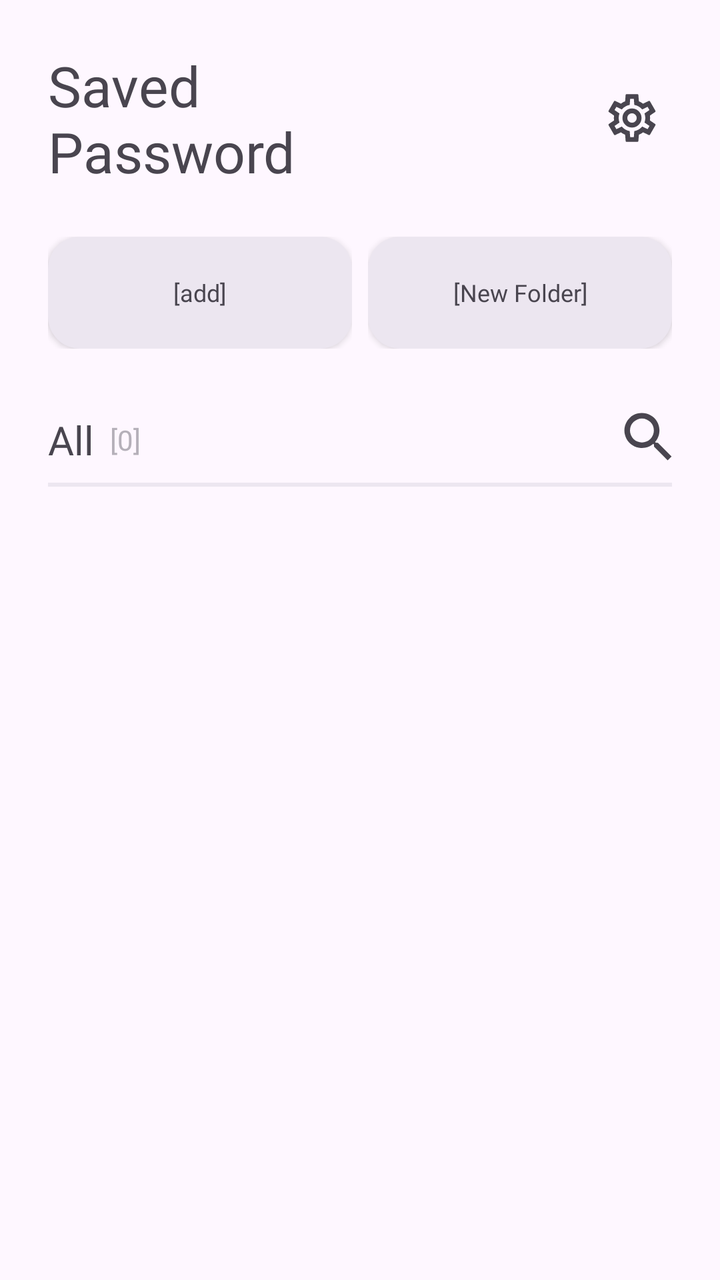
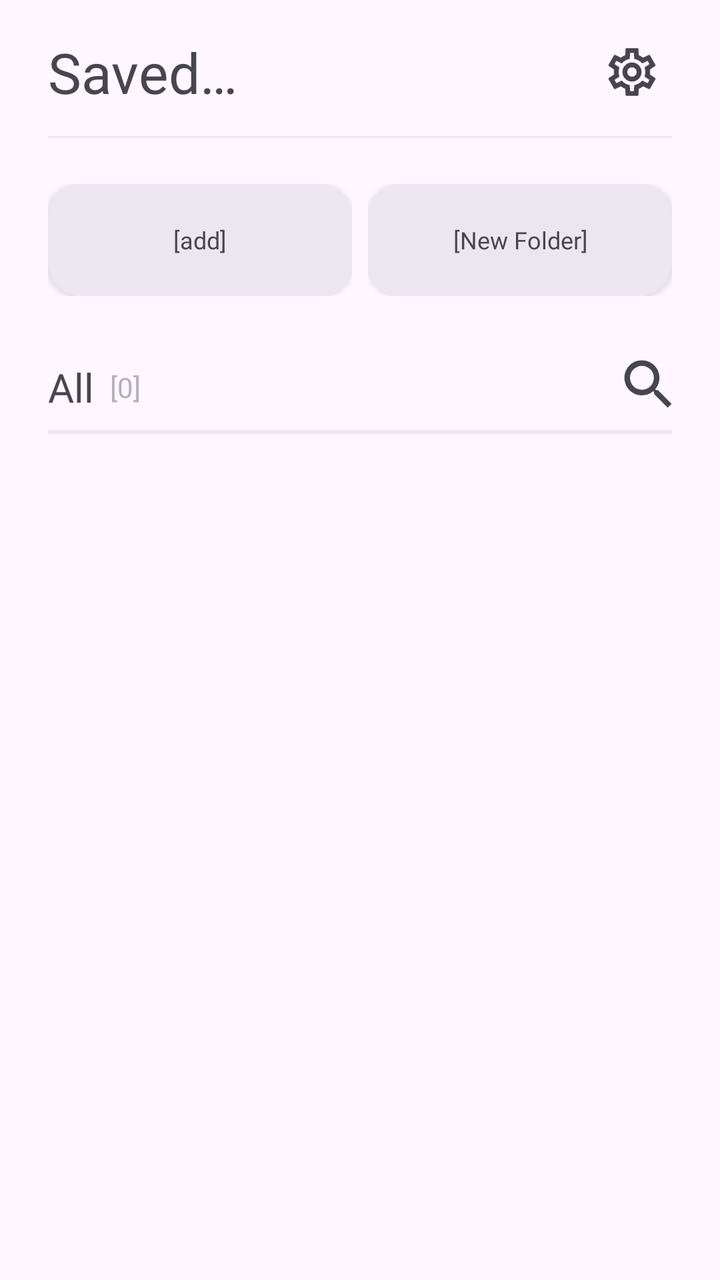

Two renders of the same Android screen: before a commit and after it. Below are the layout's source before the change and the commit's diff.
<!-- AndroidManifest.xml: application theme Theme.AppCompat.Light.NoActionBar -->
<!-- res/layout/fragment_main_view.xml -->
<?xml version="1.0" encoding="utf-8"?>
<androidx.constraintlayout.widget.ConstraintLayout xmlns:android="http://schemas.android.com/apk/res/android"
    xmlns:app="http://schemas.android.com/apk/res-auto"
    xmlns:tools="http://schemas.android.com/tools"
    android:layout_width="match_parent"
    android:layout_height="match_parent"
    android:background="@color/background_primary"
    tools:context=".view.activities.MainViewActivity">

    
    <LinearLayout
        android:id="@+id/topBar"
        android:layout_width="match_parent"
        android:layout_height="wrap_content"
        android:orientation="horizontal"
        android:paddingHorizontal="24dp"
        android:paddingTop="24dp"
        app:layout_constraintTop_toTopOf="parent">

        <TextView
            android:id="@+id/textView_Create"
            android:layout_width="0dp"
            android:layout_height="wrap_content"
            android:layout_weight="1"
            android:fontFamily="@font/jetbrainsmonobold"
            android:text="@string/main_saved_password"
            android:textColor="@color/text_primary"
            android:textSize="28sp" />

        <ImageButton
            android:id="@+id/button_Settings"
            android:layout_width="40dp"
            android:layout_height="40dp"
            android:background="?attr/selectableItemBackgroundBorderless"
            android:padding="8dp"
            android:scaleType="fitCenter"
            android:src="@drawable/btn_settings"
            android:layout_gravity="center_vertical" />
    </LinearLayout>

    
    <LinearLayout
        android:id="@+id/actionButtonsContainer"
        android:layout_width="match_parent"
        android:layout_height="wrap_content"
        android:orientation="horizontal"
        android:paddingHorizontal="20dp"
        android:paddingTop="24dp"
        android:weightSum="2"
        app:layout_constraintTop_toBottomOf="@+id/topBar">

        
        <FrameLayout
            android:layout_width="0dp"
            android:layout_height="56dp"
            android:layout_weight="1"
            android:layout_marginHorizontal="4dp">
            
                <TextView
                    android:id="@+id/button_Add"
                    android:layout_width="match_parent"
                    android:layout_height="match_parent"
                    android:background="@drawable/bg_rounded_input"
                    android:backgroundTint="@color/background_secondary"
                    android:gravity="center"
                    android:fontFamily="@font/jetbrainsmonobold"
                    android:text="@string/main__btn_add"
                    android:textColor="@color/text_primary"
                    android:textSize="12sp"
                    android:maxLines="1"
                    android:ellipsize="end"
                    android:paddingHorizontal="4dp"
                    android:elevation="2dp" />
        </FrameLayout>

        
        <FrameLayout
            android:layout_width="0dp"
            android:layout_height="56dp"
            android:layout_weight="1"
            android:layout_marginHorizontal="4dp">
            
                <TextView
                    android:id="@+id/button_Add_Folder"
                    android:layout_width="match_parent"
                    android:layout_height="match_parent"
                    android:background="@drawable/bg_rounded_input"
                    android:backgroundTint="@color/background_secondary"
                    android:gravity="center"
                    android:fontFamily="@font/jetbrainsmonobold"
                    android:text="[New Folder]"
                    android:textColor="@color/text_primary"
                    android:textSize="12sp"
                    android:maxLines="1"
                    android:ellipsize="end"
                    android:paddingHorizontal="4dp"
                    android:elevation="2dp" />
        </FrameLayout>
    </LinearLayout>

    
    <LinearLayout
        android:id="@+id/subHeader"
        android:layout_width="match_parent"
        android:layout_height="wrap_content"
        android:orientation="horizontal"
        android:paddingHorizontal="24dp"
        android:paddingTop="32dp"
        app:layout_constraintTop_toBottomOf="@+id/actionButtonsContainer">

        <TextView
            android:id="@+id/textView_All"
            android:layout_width="wrap_content"
            android:layout_height="wrap_content"
            android:fontFamily="@font/jetbrainsmonoregular"
            android:text="@string/main_all"
            android:textColor="@color/text_primary"
            android:textSize="20sp" />

        <TextView
            android:id="@+id/textView_count"
            android:layout_width="wrap_content"
            android:layout_height="wrap_content"
            android:layout_marginStart="8dp"
            android:fontFamily="@font/jetbrainsmonoregular"
            android:text="[0]"
            android:layout_gravity="bottom"
            android:layout_marginBottom="2dp"
            android:textColor="@color/text_secondary"
            android:textSize="14sp" />

        <View
            android:layout_width="0dp"
            android:layout_height="0dp"
            android:layout_weight="1" />

        <ImageButton
            android:id="@+id/button_cancel"
            android:layout_width="24dp"
            android:layout_height="24dp"
            android:layout_marginEnd="16dp"
            android:background="?attr/selectableItemBackgroundBorderless"
            android:scaleType="fitCenter"
            android:src="@drawable/button_cancel"
            android:visibility="gone"
            app:tint="@color/text_secondary"/>

        <ImageButton
            android:id="@+id/button_Search"
            android:layout_width="24dp"
            android:layout_height="24dp"
            android:background="?attr/selectableItemBackgroundBorderless"
            android:scaleType="fitCenter"
            android:src="@drawable/button_search" />
    </LinearLayout>

    <ImageView
        android:id="@+id/searator"
        android:layout_width="match_parent"
        android:layout_height="2dp"
        android:layout_marginHorizontal="24dp"
        android:layout_marginTop="8dp"
        android:src="@color/background_secondary"
        app:layout_constraintTop_toBottomOf="@+id/subHeader" />

    
    <androidx.recyclerview.widget.RecyclerView
        android:id="@+id/recyclerView"
        android:layout_width="match_parent"
        android:layout_height="0dp"
        android:paddingTop="8dp"
        android:clipToPadding="false"
        app:layout_constraintBottom_toBottomOf="parent"
        app:layout_constraintTop_toBottomOf="@+id/searator" />

    
    <ImageView
        android:id="@+id/empty_imageview"
        android:layout_width="120dp"
        android:layout_height="107dp"
        android:alpha="0.2"
        android:visibility="gone"
        app:layout_constraintBottom_toBottomOf="parent"
        app:layout_constraintEnd_toEndOf="parent"
        app:layout_constraintStart_toStartOf="parent"
        app:layout_constraintTop_toTopOf="@+id/recyclerView"
        app:layout_constraintVertical_bias="0.4"
        app:srcCompat="@drawable/icon_empty" />

    <TextView
        android:id="@+id/no_data"
        android:layout_width="wrap_content"
        android:layout_height="wrap_content"
        android:layout_marginTop="16dp"
        android:alpha="0.4"
        android:fontFamily="@font/jetbrainsmonoregular"
        android:text="@string/main_no_data"
        android:textColor="@color/text_primary"
        android:visibility="gone"
        app:layout_constraintEnd_toEndOf="@+id/empty_imageview"
        app:layout_constraintStart_toStartOf="@+id/empty_imageview"
        app:layout_constraintTop_toBottomOf="@+id/empty_imageview" />

</androidx.constraintlayout.widget.ConstraintLayout>
<!-- resources referenced by this layout -->
<resources>
  <color name="background_primary">#FEF7FF</color>
  <color name="background_secondary">#ECE6F0</color>
  <color name="text_primary">#49454F</color>
  <color name="text_secondary">#B5B0B9</color>
  <!-- drawable bg_rounded_input (drawable) -->
  <?xml version="1.0" encoding="utf-8"?>
  <shape xmlns:android="http://schemas.android.com/apk/res/android" android:shape="rectangle">
      <solid android:color="@color/background_secondary"/>
      <corners android:radius="16dp"/>
      <padding android:left="16dp" android:right="16dp" android:top="16dp" android:bottom="16dp"/>
  </shape>
  <!-- drawable btn_settings: vector/xml drawable (drawable, 2386 chars, omitted) -->
  <!-- drawable button_cancel (drawable) -->
  <vector xmlns:android="http://schemas.android.com/apk/res/android"
      android:width="197.01dp"
      android:height="197.01dp"
      android:viewportWidth="197.01"
      android:viewportHeight="197.01">
    <path
        android:pathData="M197.01,18.54l-18.54,-18.54l-79.96,79.97l-79.97,-79.97l-18.54,18.54l79.97,79.97l-79.97,79.96l18.54,18.54l79.97,-79.96l79.96,79.96l18.54,-18.54l-79.96,-79.96l79.96,-79.97z"
        android:fillColor="@color/text_primary"/>
  </vector>
  <!-- drawable button_search (drawable) -->
  <vector xmlns:android="http://schemas.android.com/apk/res/android"
      android:width="222.11dp"
      android:height="222.11dp"
      android:viewportWidth="222.11"
      android:viewportHeight="222.11">
    <path
        android:pathData="M157.14,139.49l-10,-0.32 -3.31,-3.31a81.1,81.1 0,1 0,-8.52 8.36h0l3.4,3.4 0.31,10 63,63 4.87,-4.85 8.43,-8.45 4.86,-4.86ZM43.88,121.49a55.27,55.27 0,1 1,78.16 0A55.29,55.29 0,0 1,43.88 121.54Z"
        android:fillColor="@color/text_primary"/>
  </vector>
  <!-- drawable icon_empty (drawable) -->
  <vector xmlns:android="http://schemas.android.com/apk/res/android"
      android:width="392.23dp"
      android:height="329.81dp"
      android:viewportWidth="392.23"
      android:viewportHeight="329.81">
    <path
        android:fillColor="@color/text_primary"
        android:pathData="M387.78,173.15L387.78,282.47a7.27,7.27 0,0 0,-0.57 1.36c-5,25.56 -23.47,40.75 -49.57,40.75q-141.48,0 -283,0A56.87,56.87 0,0 1,45 324C20.8,319.8 4.5,300.31 4.48,275.7c0,-32.2 -0.09,-64.39 0.1,-96.59A27.93,27.93 0,0 1,7.05 168Q37.62,101.21 68.56,34.6C77.58,15.14 93,5.26 114.48,5.25q81.6,-0.06 163.2,0c21.68,0 37.05,10 46.16,29.6C335.5,59.92 347,85.06 358.62,110.17Q373.17,141.67 387.78,173.15ZM348.53,164.91c-0.58,-1.41 -0.87,-2.22 -1.22,-3q-26.31,-57 -52.59,-114.06C291.23,40.26 285.42,37 277.2,37q-81,0.1 -162.08,0c-8.59,0 -14.28,3.58 -17.89,11.46Q71.41,104.9 45.3,161.19c-0.51,1.09 -0.94,2.22 -1.57,3.72 10.93,0 21.39,0 31.86,0 13.7,0.05 23.76,7.47 27.79,20.67 5.5,18 11,36 16.23,54 1.09,3.74 2.94,5.27 6.86,5.26q69.63,-0.12 139.25,0c3.89,0 5.8,-1.43 6.9,-5.2 5.23,-17.94 10.66,-35.82 16.11,-53.7 4.21,-13.82 14.11,-21.06 28.62,-21.08Z"/>
  </vector>
  <string name="main__btn_add">[add]</string>
  <string name="main_all">All</string>
  <string name="main_no_data">[No data]</string>
  <string name="main_saved_password">Saved\nPassword</string>
</resources>

<!-- the commit's change to res/layout/fragment_main_view.xml (unified diff, before → after) -->
@@ -4,6 +4,7 @@
     xmlns:tools="http://schemas.android.com/tools"
     android:layout_width="match_parent"
     android:layout_height="match_parent"
+    android:fitsSystemWindows="true"
     android:background="@color/background_primary"
     tools:context=".view.activities.MainViewActivity">
 
@@ -13,8 +14,10 @@
         android:layout_width="match_parent"
         android:layout_height="wrap_content"
         android:orientation="horizontal"
+        android:gravity="center_vertical"
         android:paddingHorizontal="24dp"
-        android:paddingTop="24dp"
+        android:paddingTop="16dp"
+        android:paddingBottom="12dp"
         app:layout_constraintTop_toTopOf="parent">
 
         <TextView
@@ -25,7 +28,9 @@
             android:fontFamily="@font/jetbrainsmonobold"
             android:text="@string/main_saved_password"
             android:textColor="@color/text_primary"
-            android:textSize="28sp" />
+            android:textSize="28sp"
+            android:maxLines="1"
+            android:ellipsize="end" />
 
         <ImageButton
             android:id="@+id/button_Settings"
@@ -35,8 +40,18 @@
             android:padding="8dp"
             android:scaleType="fitCenter"
             android:src="@drawable/btn_settings"
+            android:contentDescription="Settings"
             android:layout_gravity="center_vertical" />
     </LinearLayout>
+
+    
+    <View
+        android:id="@+id/headerDivider"
+        android:layout_width="match_parent"
+        android:layout_height="1dp"
+        android:layout_marginHorizontal="24dp"
+        android:background="@color/background_secondary"
+        app:layout_constraintTop_toBottomOf="@+id/topBar" />
 
     
     <LinearLayout
